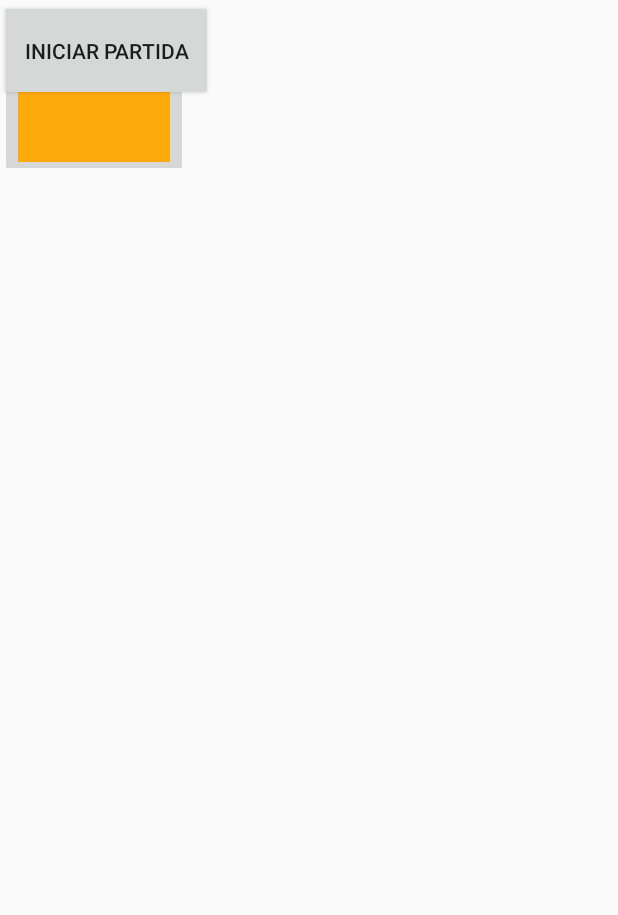
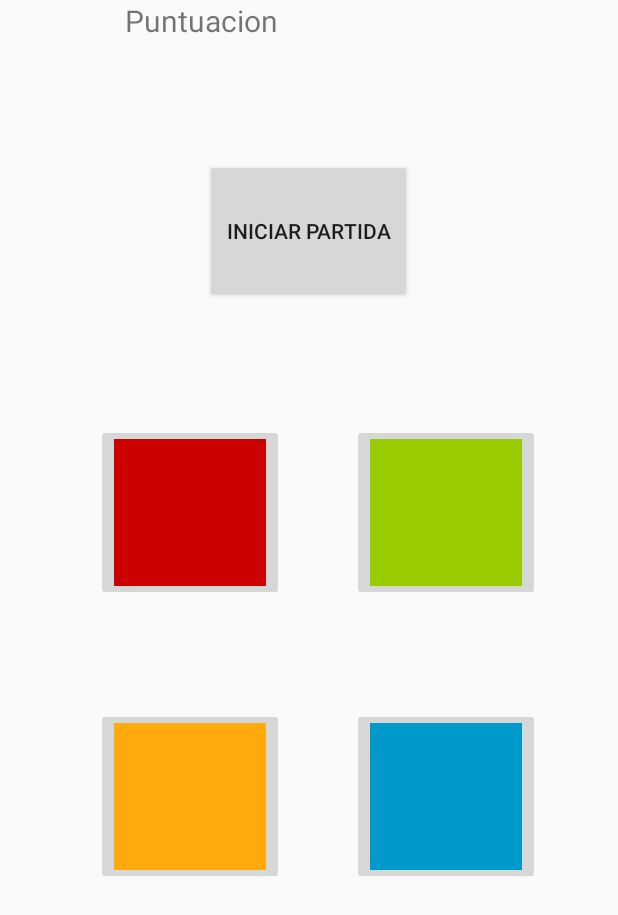
Before and after one commit to martaperezperez/Simon_Dice, an Android app: the layout activity_main.xml on its own in the app's theme, with its tools: preview values and no code run, on a phone screen of 412 x 824 dp. Shown: the top 915 px of the screen. Run offline under Robolectric (Android 15) with nearby library versions, the phone set to English and light mode, and no system bars.

Commit message:
MVVC GRADLE

```diff
--- a/app/build.gradle
+++ b/app/build.gradle
@@ -30,13 +30,25 @@ android {
     kotlinOptions {
         jvmTarget = '1.8'
     }
+
+        compileOptions {
+            targetCompatibility JavaVersion.VERSION_1_8
+        }
+        kotlinOptions {
+            jvmTarget = "1.8"
+
 }
 
 dependencies {
 
+    //noinspection GradleCompatible,GradleCompatible
     implementation 'com.android.support:appcompat-v7:28.0.0'
     implementation 'com.android.support.constraint:constraint-layout:2.0.4'
     testImplementation 'junit:junit:4.13.2'
     androidTestImplementation 'com.android.support.test:runner:1.0.2'
     androidTestImplementation 'com.android.support.test.espresso:espresso-core:3.0.2'
+    // para instanciar ViewModel en la Activity
+    implementation "androidx.fragment:fragment-ktx:1.5.4"
+    // para los observables
+    implementation 'androidx.lifecycle:lifecycle-livedata-ktx:2.5.1'
 }
--- /dev/null
+++ b/app/src/main/java/com/example/simondice/MainActivity.java
@@ -0,0 +1,4 @@
+package com.example.simondice;
+
+public class MainActivity {
+}
--- a/app/src/main/java/com/example/simondice/MainActivity.kt
+++ /dev/null
@@ -1,11 +0,0 @@
-package com.example.simondice
-
-import android.support.v7.app.AppCompatActivity
-import android.os.Bundle
-
-class MainActivity : AppCompatActivity() {
-    override fun onCreate(savedInstanceState: Bundle?) {
-        super.onCreate(savedInstanceState)
-        setContentView(R.layout.activity_main)
-    }
-}
--- a/app/src/main/res/layout/activity_main.xml
+++ b/app/src/main/res/layout/activity_main.xml
@@ -8,42 +8,77 @@
 
     <Button
         android:id="@+id/button"
-        android:layout_width="142dp"
-        android:layout_height="67dp"
+        android:layout_width="138dp"
+        android:layout_height="96dp"
         android:text="Iniciar Partida"
-        tools:layout_editor_absoluteX="134dp"
-        tools:layout_editor_absoluteY="103dp" />
+        app:layout_constraintBottom_toBottomOf="parent"
+        app:layout_constraintEnd_toEndOf="parent"
+        app:layout_constraintHorizontal_bias="0.498"
+        app:layout_constraintStart_toStartOf="parent"
+        app:layout_constraintTop_toTopOf="parent"
+        app:layout_constraintVertical_bias="0.146"
+        android:onClick=""/>
 
     <ImageButton
         android:id="@+id/imageButton2"
         android:layout_width="125dp"
         android:layout_height="118dp"
+        app:layout_constraintBottom_toBottomOf="parent"
+        app:layout_constraintEnd_toEndOf="parent"
+        app:layout_constraintHorizontal_bias="0.223"
+        app:layout_constraintStart_toStartOf="parent"
+        app:layout_constraintTop_toBottomOf="@+id/button"
+        app:layout_constraintVertical_bias="0.16"
         app:srcCompat="@android:color/holo_red_dark"
-        tools:layout_editor_absoluteX="67dp"
-        tools:layout_editor_absoluteY="235dp" />
+        />
 
     <ImageButton
         android:id="@+id/imageButton4"
         android:layout_width="125dp"
         android:layout_height="118dp"
+        app:layout_constraintBottom_toBottomOf="parent"
+        app:layout_constraintEnd_toEndOf="parent"
+        app:layout_constraintHorizontal_bias="0.463"
+        app:layout_constraintStart_toEndOf="@+id/imageButton6"
+        app:layout_constraintTop_toBottomOf="@+id/imageButton5"
+        app:layout_constraintVertical_bias="0.234"
         app:srcCompat="@android:color/holo_blue_dark"
-        tools:layout_editor_absoluteX="234dp"
-        tools:layout_editor_absoluteY="405dp" />
+        />
 
     <ImageButton
         android:id="@+id/imageButton5"
         android:layout_width="125dp"
         android:layout_height="118dp"
+        app:layout_constraintBottom_toBottomOf="parent"
+        app:layout_constraintEnd_toEndOf="parent"
+        app:layout_constraintHorizontal_bias="0.463"
+        app:layout_constraintStart_toEndOf="@+id/imageButton2"
+        app:layout_constraintTop_toBottomOf="@+id/button"
+        app:layout_constraintVertical_bias="0.16"
         app:srcCompat="@android:color/holo_green_light"
-        tools:layout_editor_absoluteX="234dp"
-        tools:layout_editor_absoluteY="235dp" />
+        />
 
     <ImageButton
         android:id="@+id/imageButton6"
         android:layout_width="125dp"
         android:layout_height="118dp"
+        app:layout_constraintBottom_toBottomOf="parent"
+        app:layout_constraintEnd_toEndOf="parent"
+        app:layout_constraintHorizontal_bias="0.223"
+        app:layout_constraintStart_toStartOf="parent"
+        app:layout_constraintTop_toBottomOf="@+id/imageButton2"
+        app:layout_constraintVertical_bias="0.234"
         app:srcCompat="?android:attr/colorPressedHighlight"
-        tools:layout_editor_absoluteX="57dp"
-        tools:layout_editor_absoluteY="405dp" />
+        />
+
+    <TextView
+        android:id="@+id/textView"
+        android:layout_width="268dp"
+        android:layout_height="62dp"
+        android:text="Puntuacion"
+        android:textAlignment="center"
+        android:textSize="20sp"
+        tools:layout_editor_absoluteX="76dp"
+        tools:layout_editor_absoluteY="598dp" />
 
 </android.support.constraint.ConstraintLayout>
```
Also changed, not shown: build.gradle (line endings or trailing spaces).
